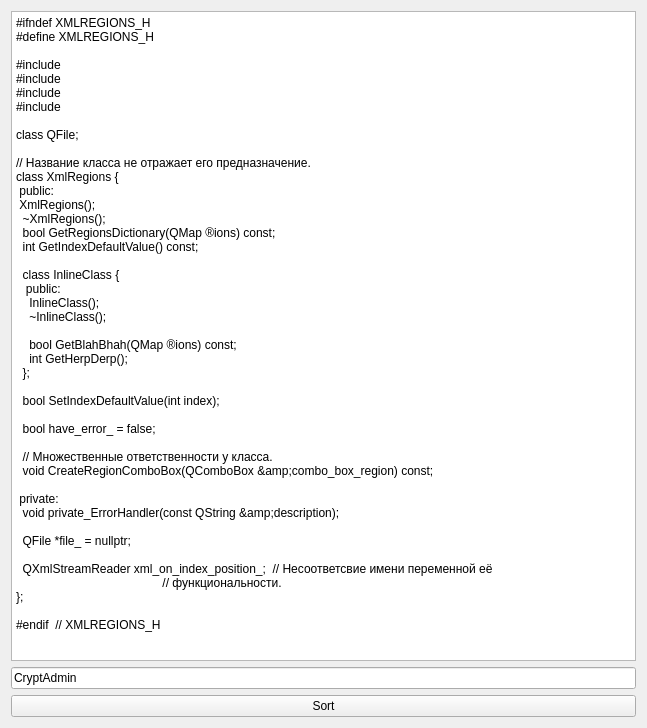
First picture: the form in mainwindow.ui, repository VoreWind/ClassMethodSorter, before the edit.
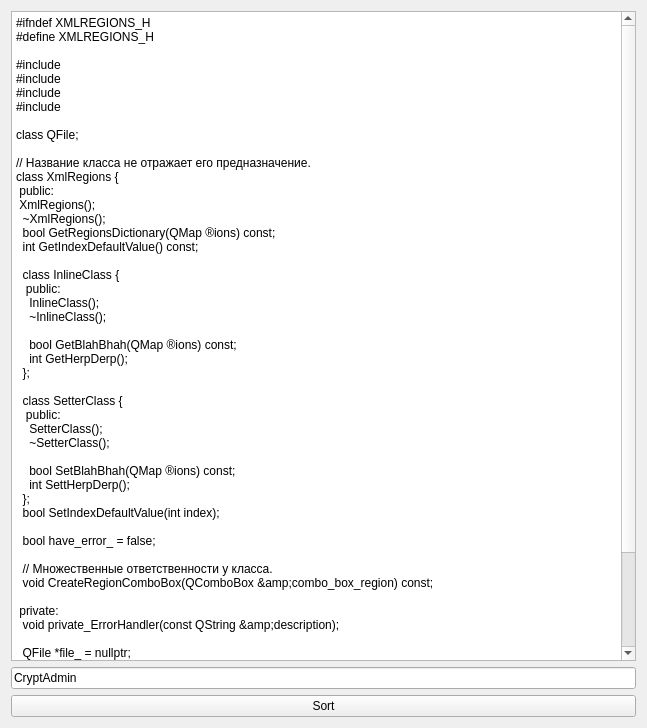
Second picture: the form after the edit.

Commit message: Implement sorting of multiple inline classes

What changed in the file:
```diff
--- a/mainwindow.ui
+++ b/mainwindow.ui
@@ -52,6 +52,14 @@
     int GetHerpDerp();
   };
 
+  class SetterClass {
+   public:
+    SetterClass();
+    ~SetterClass();
+
+    bool SetBlahBhah(QMap&lt;QString, QString&gt; &amp;regions) const;
+    int SettHerpDerp();
+  };
   bool SetIndexDefaultValue(int index);
 
   bool have_error_ = false;
```
The commit also changes 1 other file.
